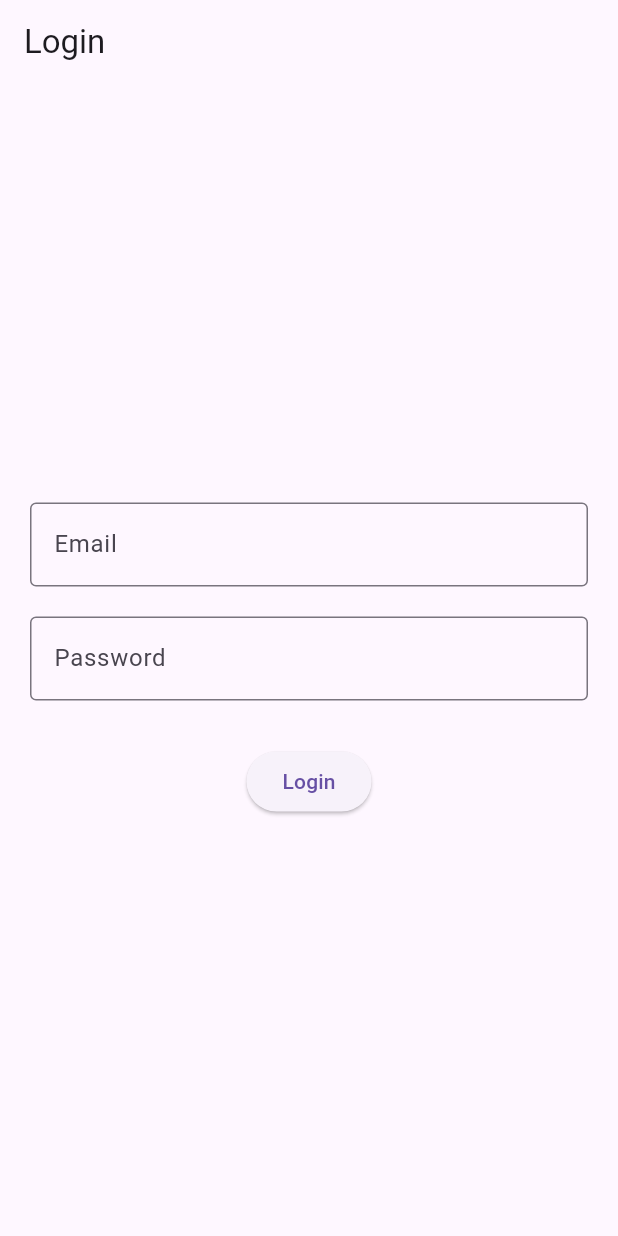
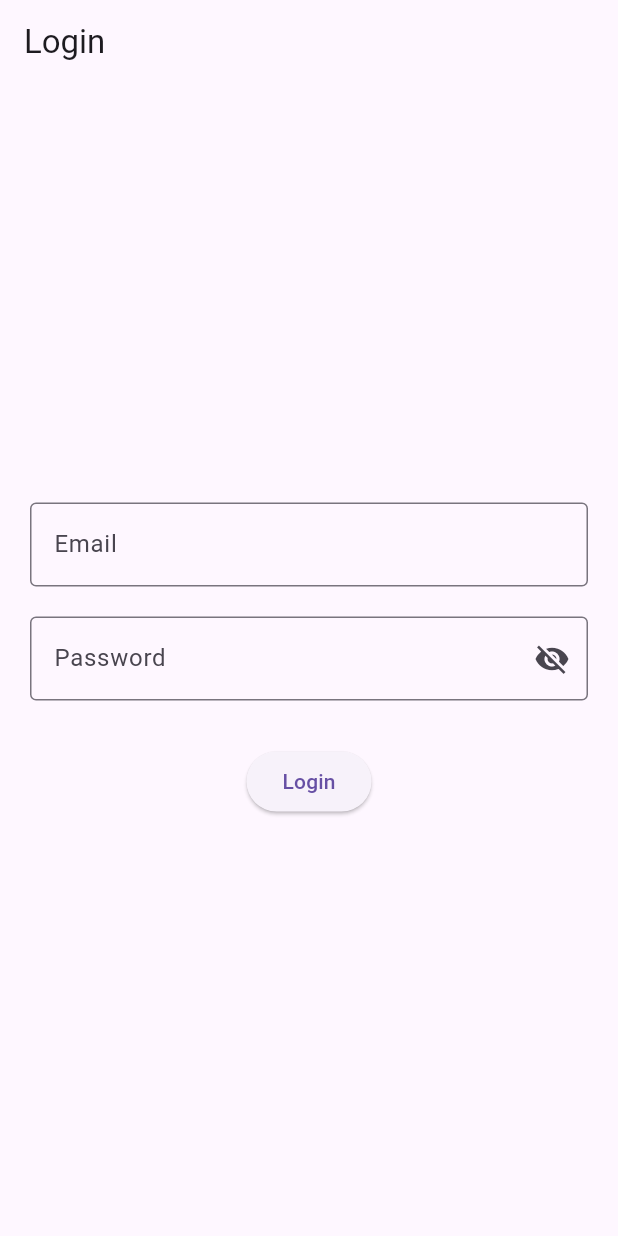
Before and after one commit to SergBoi01/Senior-Project, a Flutter app: the screen it shows after launch, on a phone screen of 412 x 824 dp. Run offline on Flutter 3.47's test engine with Material 3 defaults, Android fonts, the phone set to English and light mode, and no system bars.

Commit message:
added a show/hide password button

```diff
--- a/lib/screens/login_screen.dart
+++ b/lib/screens/login_screen.dart
@@ -12,6 +12,7 @@ class _LoginScreenState extends State<LoginScreen> {
   final TextEditingController emailController = TextEditingController();
   final TextEditingController passwordController = TextEditingController();
   String errorMessage = '';
+  bool _isPasswordVisible = false;
 
   void login() {
     String email = emailController.text.trim();
@@ -64,8 +65,18 @@ class _LoginScreenState extends State<LoginScreen> {
   decoration: InputDecoration(
     labelText: 'Password',
     border: OutlineInputBorder(),
+    suffixIcon: IconButton(
+      icon: Icon(
+        _isPasswordVisible ? Icons.visibility : Icons.visibility_off,
       ),
-              obscureText: true,
+      onPressed: () {
+        setState(() {
+          _isPasswordVisible = !_isPasswordVisible;
+        });
+      },
+    ),
+  ),
+  obscureText: !_isPasswordVisible,
 ),
             SizedBox(height: 10),
             if (errorMessage.isNotEmpty)
```
Lines whose indentation alone changed are shown as unchanged.
